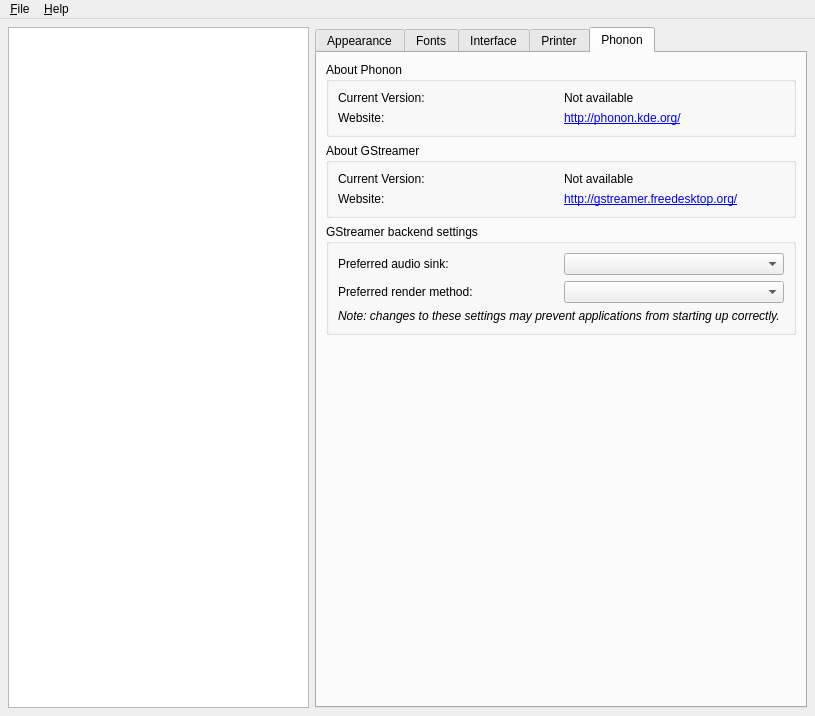
Above: src/qtconfig/mainwindow.ui from qt/qttools before the change. Below: the same form after it.
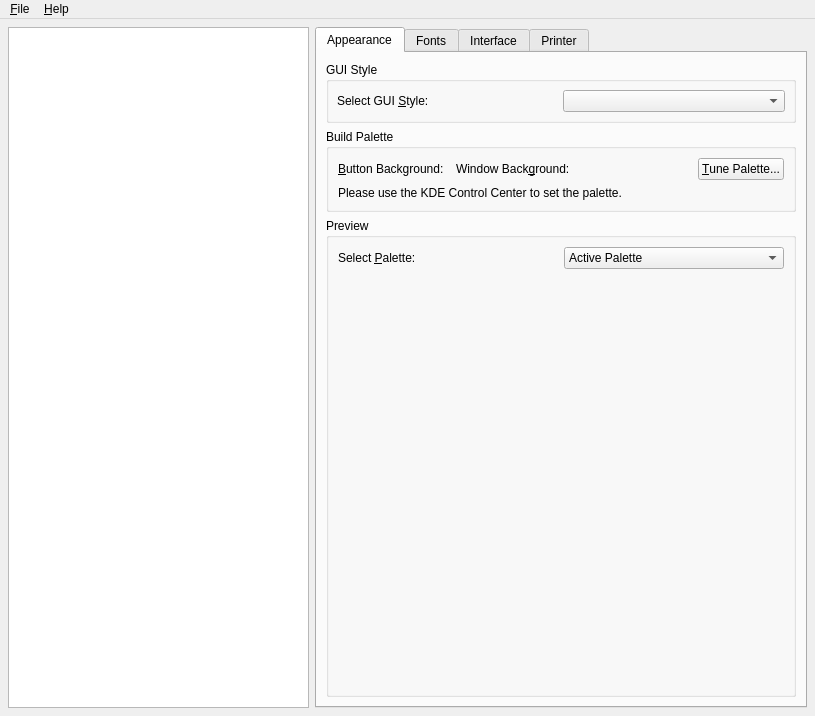
That is the form after the change. The open tabs and pages were chosen to show the change. Custom widgets are drawn as their Qt base class.

Commit message: purge phonon config

Diff of the .ui file:
```diff
--- a/src/qtconfig/mainwindow.ui
+++ b/src/qtconfig/mainwindow.ui
@@ -1041,171 +1041,6 @@
         </item>
        </layout>
       </widget>
-      <widget class="QWidget" name="phononTab">
-       <attribute name="title">
-        <string>Phonon</string>
-       </attribute>
-       <layout class="QVBoxLayout" name="verticalLayout">
-        <item>
-         <widget class="QGroupBox" name="aboutPhononGroup">
-          <property name="title">
-           <string>About Phonon</string>
-          </property>
-          <layout class="QGridLayout" name="gridLayout_2">
-           <item row="0" column="0">
-            <widget class="QLabel" name="phononVersionBuddyLabel">
-             <property name="text">
-              <string>Current Version:</string>
-             </property>
-            </widget>
-           </item>
-           <item row="0" column="1">
-            <widget class="QLabel" name="phononVersionLabel">
-             <property name="text">
-              <string>Not available</string>
-             </property>
-            </widget>
-           </item>
-           <item row="1" column="0">
-            <widget class="QLabel" name="phononWebsiteBuddyLabel">
-             <property name="text">
-              <string>Website:</string>
-             </property>
-            </widget>
-           </item>
-           <item row="1" column="1">
-            <widget class="QLabel" name="phononWebsiteLabel">
-             <property name="text">
-              <string>&lt;a href=&quot;http://phonon.kde.org&quot;&gt;http://phonon.kde.org/&lt;/a&gt;</string>
-             </property>
-             <property name="openExternalLinks">
-              <bool>true</bool>
-             </property>
-            </widget>
-           </item>
-          </layout>
-         </widget>
-        </item>
-        <item>
-         <widget class="QGroupBox" name="aboutGStreamerGroup">
-          <property name="title">
-           <string>About GStreamer</string>
-          </property>
-          <layout class="QGridLayout">
-           <item row="0" column="0">
-            <widget class="QLabel" name="gstVersionBuddyLabel">
-             <property name="text">
-              <string>Current Version:</string>
-             </property>
-            </widget>
-           </item>
-           <item row="0" column="1">
-            <widget class="QLabel" name="gstVersionLabel">
-             <property name="text">
-              <string>Not available</string>
-             </property>
-            </widget>
-           </item>
-           <item row="1" column="0">
-            <widget class="QLabel" name="gstWebsiteBuddyLabel">
-             <property name="text">
-              <string>Website:</string>
-             </property>
-            </widget>
-           </item>
-           <item row="1" column="1">
-            <widget class="QLabel" name="gstWebsiteLabel">
-             <property name="text">
-              <string>&lt;a href=&quot;http://gstreamer.freedesktop.org/&quot;&gt;http://gstreamer.freedesktop.org/&lt;/a&gt;</string>
-             </property>
-             <property name="openExternalLinks">
-              <bool>true</bool>
-             </property>
-            </widget>
-           </item>
-          </layout>
-         </widget>
-        </item>
-        <item>
-         <widget class="QGroupBox" name="gstBackendGroup">
-          <property name="title">
-           <string>GStreamer backend settings</string>
-          </property>
-          <layout class="QGridLayout" name="gridLayout_3">
-           <item row="0" column="0">
-            <widget class="QLabel" name="audiosinkLabel">
-             <property name="text">
-              <string>Preferred audio sink:</string>
-             </property>
-             <property name="buddy">
-              <cstring>audiosinkCombo</cstring>
-             </property>
-            </widget>
-           </item>
-           <item row="0" column="1">
-            <widget class="QComboBox" name="audiosinkCombo"/>
-           </item>
-           <item row="1" column="0">
-            <widget class="QLabel" name="videomodeLabel">
-             <property name="text">
-              <string>Preferred render method:</string>
-             </property>
-             <property name="buddy">
-              <cstring>videomodeCombo</cstring>
-             </property>
-            </widget>
-           </item>
-           <item row="1" column="1">
-            <widget class="QComboBox" name="videomodeCombo"/>
-           </item>
-           <item row="2" column="0" colspan="2">
-            <widget class="QLabel" name="gstBackendNoteLabel">
-             <property name="text">
-              <string>&lt;!DOCTYPE HTML PUBLIC &quot;-//W3C//DTD HTML 4.0//EN&quot; &quot;http://www.w3.org/TR/REC-html40/strict.dtd&quot;&gt;
-&lt;html&gt;&lt;head&gt;&lt;meta name=&quot;qrichtext&quot; content=&quot;1&quot; /&gt;&lt;style type=&quot;text/css&quot;&gt;
-p, li { white-space: pre-wrap; }
-&lt;/style&gt;&lt;/head&gt;&lt;body style=&quot; font-family:'Sans Serif'; font-size:9pt; font-weight:400; font-style:normal;&quot;&gt;
-&lt;p style=&quot; margin-top:0px; margin-bottom:0px; margin-left:0px; margin-right:0px; -qt-block-indent:0; text-indent:0px;&quot;&gt;&lt;span style=&quot; font-style:italic;&quot;&gt;Note: changes to these settings may prevent applications from starting up correctly.&lt;/span&gt;&lt;/p&gt;&lt;/body&gt;&lt;/html&gt;</string>
-             </property>
-             <property name="textFormat">
-              <enum>Qt::RichText</enum>
-             </property>
-             <property name="scaledContents">
-              <bool>false</bool>
-             </property>
-             <property name="wordWrap">
-              <bool>true</bool>
-             </property>
-             <property name="margin">
-              <number>2</number>
-             </property>
-            </widget>
-           </item>
-          </layout>
-         </widget>
-        </item>
-        <item>
-         <widget class="QLabel" name="phononLabel">
-          <property name="text">
-           <string/>
-          </property>
-         </widget>
-        </item>
-        <item>
-         <spacer name="verticalSpacer">
-          <property name="orientation">
-           <enum>Qt::Vertical</enum>
-          </property>
-          <property name="sizeHint" stdset="0">
-           <size>
-            <width>20</width>
-            <height>40</height>
-           </size>
-          </property>
-         </spacer>
-        </item>
-       </layout>
-      </widget>
      </widget>
     </item>
    </layout>
```
Left out of the diff: 2 changed lines with no effect on the pictures. The commit also changes 2 other files.
